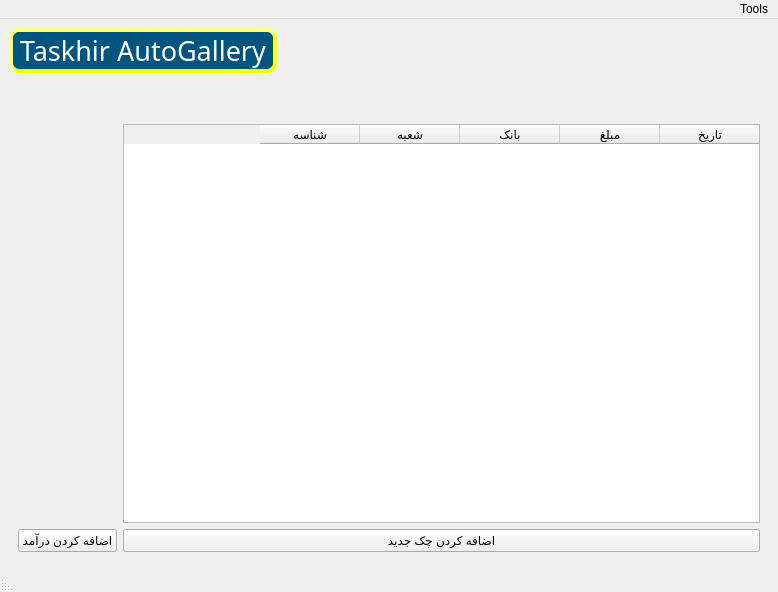
The window that CarExhibitionManagement/MainWindow.ui (behruzsayyadi/AP98Project) describes before a commit, drawn with Qt 5.
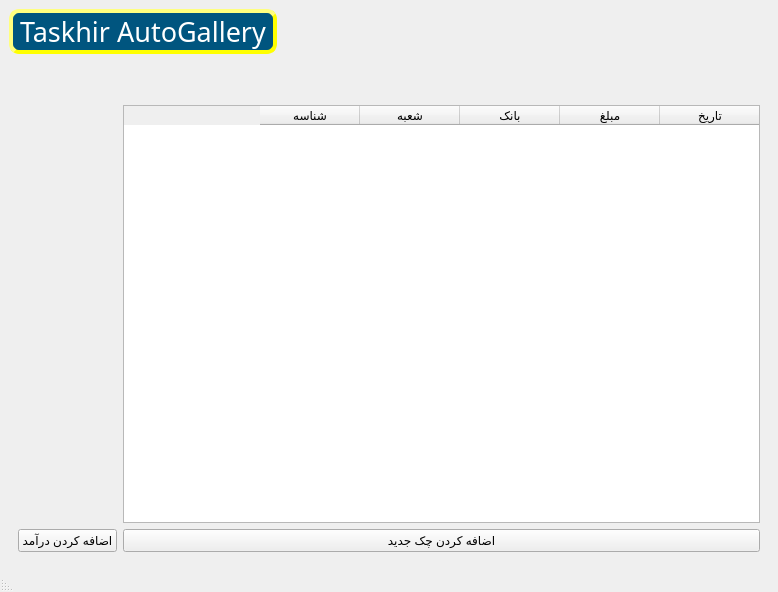
The same window after the commit. Icons and pictures are not drawn. Custom widgets are drawn as their Qt base class.

Patch:
```diff
--- a/CarExhibitionManagement/MainWindow.ui
+++ b/CarExhibitionManagement/MainWindow.ui
@@ -358,14 +358,6 @@
      <height>20</height>
     </rect>
    </property>
-   <widget class="QMenu" name="menuTools">
-    <property name="title">
-     <string>Tools</string>
-    </property>
-    <addaction name="actionCalculator"/>
-    <addaction name="separator"/>
-   </widget>
-   <addaction name="menuTools"/>
   </widget>
   <action name="actionLogin">
    <property name="text">
```
